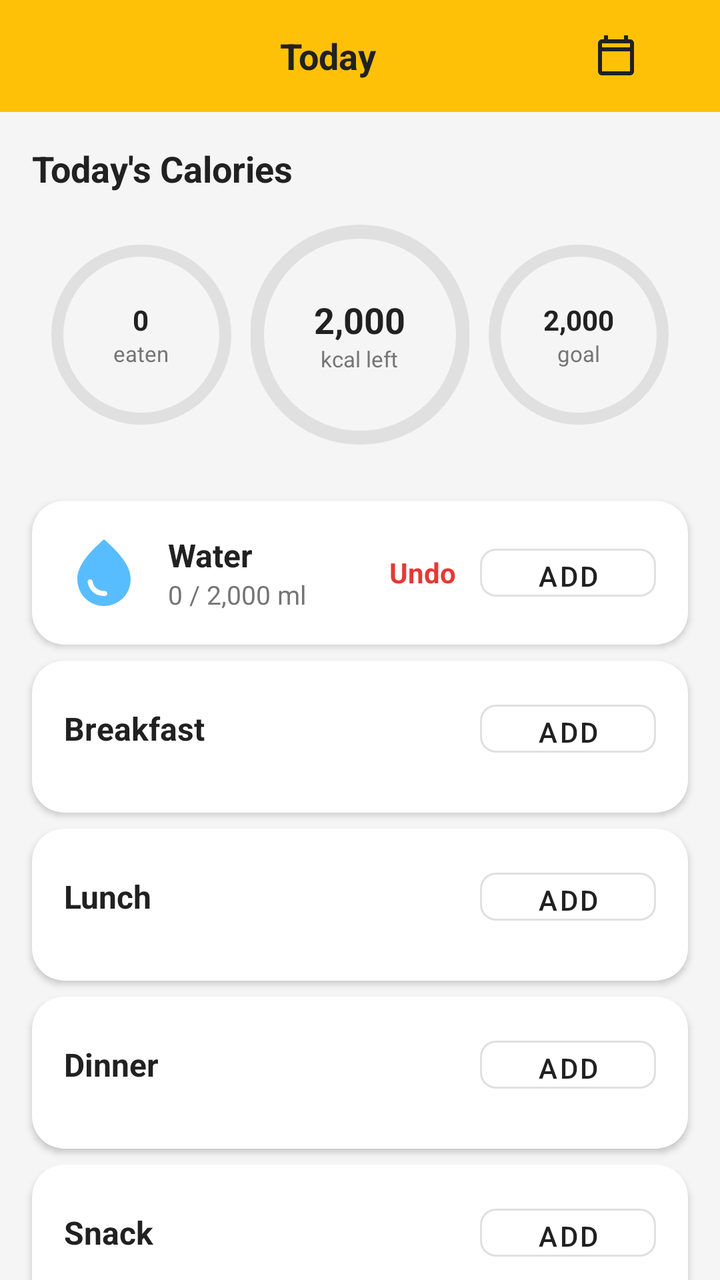
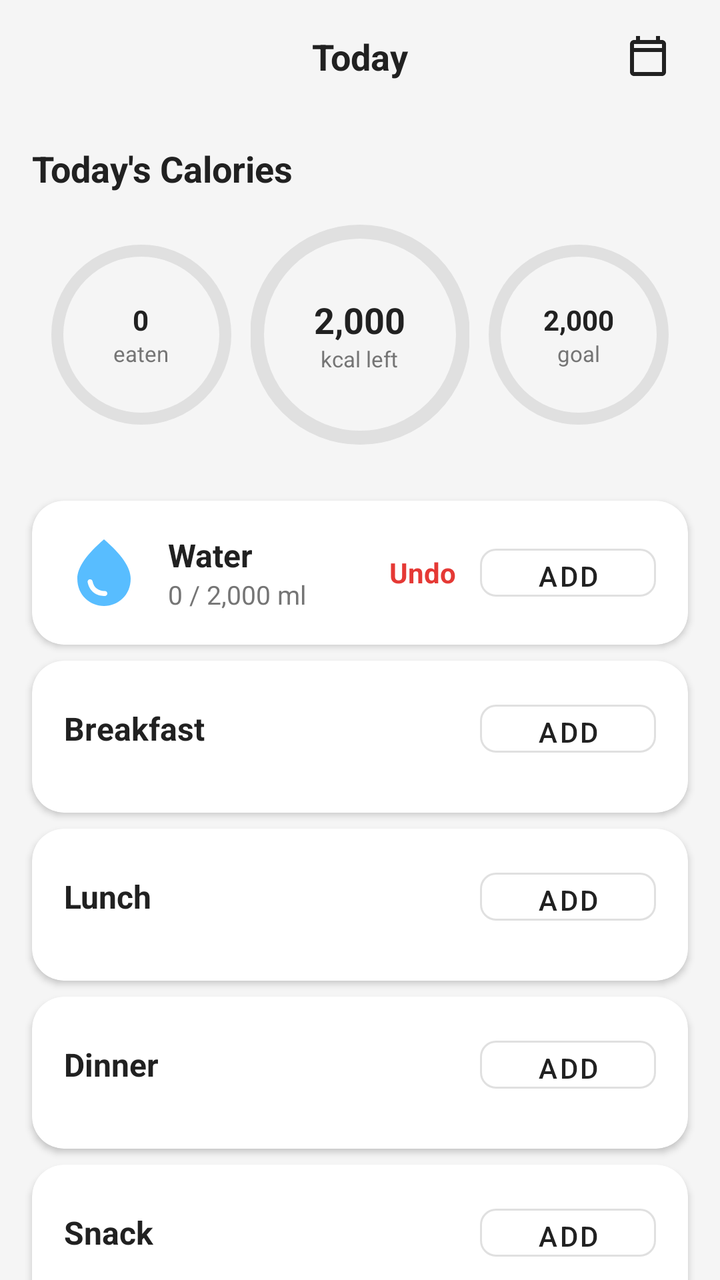

Compare the two renders of this Android layout. The source of the first and the diff that turns it into the second are given below.
<!-- AndroidManifest.xml: application theme Theme.LionFitApp -->
<!-- res/layout/fragment_diet.xml -->
<?xml version="1.0" encoding="utf-8"?>
<FrameLayout xmlns:android="http://schemas.android.com/apk/res/android"
    xmlns:app="http://schemas.android.com/apk/res-auto"
    android:layout_width="match_parent"
    android:layout_height="match_parent">

    <androidx.core.widget.NestedScrollView
        android:layout_width="match_parent"
        android:layout_height="match_parent"
        android:background="#F5F5F5"
        android:fillViewport="true">

        <LinearLayout
            android:layout_width="match_parent"
            android:layout_height="wrap_content"
            android:orientation="vertical">

            
            <LinearLayout
                android:layout_width="match_parent"
                android:layout_height="?attr/actionBarSize"
                android:background="#FFC107"
                android:orientation="horizontal"
                android:gravity="center_vertical"
                android:paddingHorizontal="16dp">

                <TextView
                    android:id="@+id/tvSelectedDate"
                    android:layout_width="0dp"
                    android:layout_height="wrap_content"
                    android:layout_weight="1"
                    android:gravity="center"
                    android:text="Today"
                    android:textColor="#212121"
                    android:textSize="18sp"
                    android:textStyle="bold"
                    app:drawableEndCompat="@drawable/ic_calendar"
                    android:drawablePadding="8dp"
                    android:paddingStart="24dp"
                    android:paddingEnd="24dp"
                    android:clickable="true"
                    android:focusable="true"
                    android:background="?attr/selectableItemBackground" />

            </LinearLayout>

            
            <LinearLayout
                android:layout_width="match_parent"
                android:layout_height="wrap_content"
                android:orientation="vertical"
                android:paddingStart="16dp"
                android:paddingEnd="16dp"
                android:paddingTop="16dp"
                android:paddingBottom="8dp"
                android:background="#F5F5F5">

                <TextView
                    android:layout_width="wrap_content"
                    android:layout_height="wrap_content"
                    android:text="@string/calorie_for_today"
                    android:textColor="#212121"
                    android:textSize="18sp"
                    android:textStyle="bold"
                    android:layout_marginBottom="16dp" />

                
                <LinearLayout
                    android:layout_width="match_parent"
                    android:layout_height="wrap_content"
                    android:orientation="horizontal"
                    android:gravity="center"
                    android:baselineAligned="false"
                    android:layout_marginBottom="8dp">

                    
                    <FrameLayout
                        android:layout_width="0dp"
                        android:layout_height="90dp"
                        android:layout_weight="1"
                        android:gravity="center">

                        <com.google.android.material.progressindicator.CircularProgressIndicator
                            android:id="@+id/progressEaten"
                            android:layout_width="90dp"
                            android:layout_height="90dp"
                            android:layout_gravity="center"
                            android:max="2000"
                            android:progress="0"
                            app:indicatorColor="#8BC34A"
                            app:trackColor="#E0E0E0"
                            app:trackThickness="6dp"
                            app:indicatorSize="90dp" />

                        <LinearLayout
                            android:layout_width="wrap_content"
                            android:layout_height="wrap_content"
                            android:layout_gravity="center"
                            android:gravity="center"
                            android:orientation="vertical">

                            <TextView
                                android:id="@+id/tvEaten"
                                android:layout_width="wrap_content"
                                android:layout_height="wrap_content"
                                android:text="@string/value_zero"
                                android:textColor="#212121"
                                android:textSize="14sp"
                                android:textStyle="bold" />

                            <TextView
                                android:layout_width="wrap_content"
                                android:layout_height="wrap_content"
                                android:text="@string/label_eaten"
                                android:textColor="#757575"
                                android:textSize="11sp" />

                        </LinearLayout>

                    </FrameLayout>

                    
                    <FrameLayout
                        android:layout_width="0dp"
                        android:layout_height="110dp"
                        android:layout_weight="1"
                        android:gravity="center">

                        <com.google.android.material.progressindicator.CircularProgressIndicator
                            android:id="@+id/progressKcalLeft"
                            android:layout_width="110dp"
                            android:layout_height="110dp"
                            android:layout_gravity="center"
                            android:max="2000"
                            android:progress="2000"
                            app:indicatorColor="#CDDC39"
                            app:trackColor="#E0E0E0"
                            app:trackThickness="7dp"
                            app:indicatorSize="110dp" />

                        <LinearLayout
                            android:layout_width="wrap_content"
                            android:layout_height="wrap_content"
                            android:layout_gravity="center"
                            android:gravity="center"
                            android:orientation="vertical">

                            <TextView
                                android:id="@+id/tvKcalLeft"
                                android:layout_width="wrap_content"
                                android:layout_height="wrap_content"
                                android:text="@string/default_kcal"
                                android:textColor="#212121"
                                android:textSize="18sp"
                                android:textStyle="bold" />

                            <TextView
                                android:id="@+id/tvKcalLeftLabel"
                                android:layout_width="wrap_content"
                                android:layout_height="wrap_content"
                                android:text="@string/label_kcal_left"
                                android:textColor="#757575"
                                android:textSize="11sp" />

                        </LinearLayout>

                    </FrameLayout>

                    
                    <FrameLayout
                        android:layout_width="0dp"
                        android:layout_height="90dp"
                        android:layout_weight="1"
                        android:gravity="center">

                        <com.google.android.material.progressindicator.CircularProgressIndicator
                            android:id="@+id/progressGoal"
                            android:layout_width="90dp"
                            android:layout_height="90dp"
                            android:layout_gravity="center"
                            android:max="2000"
                            android:progress="2000"
                            app:indicatorColor="#FFC107"
                            app:trackColor="#E0E0E0"
                            app:trackThickness="6dp"
                            app:indicatorSize="90dp" />

                        <LinearLayout
                            android:layout_width="wrap_content"
                            android:layout_height="wrap_content"
                            android:layout_gravity="center"
                            android:gravity="center"
                            android:orientation="vertical">

                            <TextView
                                android:id="@+id/tvGoal"
                                android:layout_width="wrap_content"
                                android:layout_height="wrap_content"
                                android:text="@string/default_kcal"
                                android:textColor="#212121"
                                android:textSize="14sp"
                                android:textStyle="bold" />

                            <TextView
                                android:layout_width="wrap_content"
                                android:layout_height="wrap_content"
                                android:text="@string/label_goal"
                                android:textColor="#757575"
                                android:textSize="11sp" />

                        </LinearLayout>

                    </FrameLayout>

                </LinearLayout>

            </LinearLayout>

            
            <com.google.android.material.card.MaterialCardView
                android:id="@+id/cardWater"
                android:layout_width="match_parent"
                android:layout_height="wrap_content"
                android:layout_marginStart="16dp"
                android:layout_marginEnd="16dp"
                android:layout_marginTop="12dp"
                app:cardCornerRadius="16dp"
                app:cardElevation="2dp"
                app:strokeWidth="0dp">

                <LinearLayout
                    android:layout_width="match_parent"
                    android:layout_height="wrap_content"
                    android:orientation="horizontal"
                    android:padding="16dp"
                    android:gravity="center_vertical">

                    <ImageView
                        android:layout_width="40dp"
                        android:layout_height="40dp"
                        android:layout_marginEnd="12dp"
                        android:contentDescription="@string/cd_water"
                        android:src="@drawable/ic_water_drop" />

                    <LinearLayout
                        android:layout_width="0dp"
                        android:layout_height="wrap_content"
                        android:layout_weight="1"
                        android:orientation="vertical">

                        <TextView
                            android:layout_width="wrap_content"
                            android:layout_height="wrap_content"
                            android:text="@string/label_water"
                            android:textColor="#212121"
                            android:textSize="16sp"
                            android:textStyle="bold" />

                        <TextView
                            android:id="@+id/tvWaterAmount"
                            android:layout_width="wrap_content"
                            android:layout_height="wrap_content"
                            android:text="@string/default_water"
                            android:textColor="#757575"
                            android:textSize="13sp" />

                    </LinearLayout>

                    <TextView
                        android:id="@+id/btnUndoWater"
                        android:layout_width="wrap_content"
                        android:layout_height="wrap_content"
                        android:text="@string/btn_undo"
                        android:textColor="#E53935"
                        android:textSize="14sp"
                        android:textStyle="bold"
                        android:paddingHorizontal="12dp"
                        android:paddingVertical="8dp"
                        android:background="?attr/selectableItemBackground"
                        android:clickable="true"
                        android:focusable="true" />

                    <Button
                        android:id="@+id/btnAddWater"
                        style="@style/Widget.MaterialComponents.Button.OutlinedButton"
                        android:layout_width="wrap_content"
                        android:layout_height="36dp"
                        android:text="@string/btn_add"
                        android:textColor="#212121"
                        app:strokeColor="#E0E0E0"
                        app:cornerRadius="8dp" />

                </LinearLayout>
            </com.google.android.material.card.MaterialCardView>

            
            <com.google.android.material.card.MaterialCardView
                android:id="@+id/cardBreakfast"
                android:layout_width="match_parent"
                android:layout_height="wrap_content"
                android:layout_marginStart="16dp"
                android:layout_marginEnd="16dp"
                android:layout_marginTop="8dp"
                app:cardCornerRadius="16dp"
                app:cardElevation="2dp"
                app:strokeWidth="0dp">

                <LinearLayout
                    android:layout_width="match_parent"
                    android:layout_height="wrap_content"
                    android:orientation="vertical">

                    <LinearLayout
                        android:layout_width="match_parent"
                        android:layout_height="wrap_content"
                        android:orientation="horizontal"
                        android:padding="16dp"
                        android:gravity="center_vertical">

                        <TextView
                            android:layout_width="0dp"
                            android:layout_height="wrap_content"
                            android:layout_weight="1"
                            android:text="@string/label_breakfast"
                            android:textColor="#212121"
                            android:textSize="16sp"
                            android:textStyle="bold" />

                        <Button
                            android:id="@+id/btnAddBreakfast"
                            style="@style/Widget.MaterialComponents.Button.OutlinedButton"
                            android:layout_width="wrap_content"
                            android:layout_height="36dp"
                            android:text="@string/btn_add"
                            android:textColor="#212121"
                            app:strokeColor="#E0E0E0"
                            app:cornerRadius="8dp" />

                    </LinearLayout>

                    <LinearLayout
                        android:id="@+id/llBreakfastItems"
                        android:layout_width="match_parent"
                        android:layout_height="wrap_content"
                        android:orientation="vertical"
                        android:paddingBottom="8dp" />

                </LinearLayout>
            </com.google.android.material.card.MaterialCardView>

            
            <com.google.android.material.card.MaterialCardView
                android:id="@+id/cardLunch"
                android:layout_width="match_parent"
                android:layout_height="wrap_content"
                android:layout_marginStart="16dp"
                android:layout_marginEnd="16dp"
                android:layout_marginTop="8dp"
                app:cardCornerRadius="16dp"
                app:cardElevation="2dp"
                app:strokeWidth="0dp">

                <LinearLayout
                    android:layout_width="match_parent"
                    android:layout_height="wrap_content"
                    android:orientation="vertical">

                    <LinearLayout
                        android:layout_width="match_parent"
                        android:layout_height="wrap_content"
                        android:orientation="horizontal"
                        android:padding="16dp"
                        android:gravity="center_vertical">

                        <TextView
                            android:layout_width="0dp"
                            android:layout_height="wrap_content"
                            android:layout_weight="1"
                            android:text="@string/label_lunch"
                            android:textColor="#212121"
                            android:textSize="16sp"
                            android:textStyle="bold" />

                        <Button
                            android:id="@+id/btnAddLunch"
                            style="@style/Widget.MaterialComponents.Button.OutlinedButton"
                            android:layout_width="wrap_content"
                            android:layout_height="36dp"
                            android:text="@string/btn_add"
                            android:textColor="#212121"
                            app:strokeColor="#E0E0E0"
                            app:cornerRadius="8dp" />

                    </LinearLayout>

                    <LinearLayout
                        android:id="@+id/llLunchItems"
                        android:layout_width="match_parent"
                        android:layout_height="wrap_content"
                        android:orientation="vertical"
                        android:paddingBottom="8dp" />

                </LinearLayout>
            </com.google.android.material.card.MaterialCardView>

            
            <com.google.android.material.card.MaterialCardView
                android:id="@+id/cardDinner"
                android:layout_width="match_parent"
                android:layout_height="wrap_content"
                android:layout_marginStart="16dp"
                android:layout_marginEnd="16dp"
                android:layout_marginTop="8dp"
                app:cardCornerRadius="16dp"
                app:cardElevation="2dp"
                app:strokeWidth="0dp">

                <LinearLayout
                    android:layout_width="match_parent"
                    android:layout_height="wrap_content"
                    android:orientation="vertical">

                    <LinearLayout
                        android:layout_width="match_parent"
                        android:layout_height="wrap_content"
                        android:orientation="horizontal"
                        android:padding="16dp"
                        android:gravity="center_vertical">

                        <TextView
                            android:layout_width="0dp"
                            android:layout_height="wrap_content"
                            android:layout_weight="1"
                            android:text="@string/label_dinner"
                            android:textColor="#212121"
                            android:textSize="16sp"
                            android:textStyle="bold" />

                        <Button
                            android:id="@+id/btnAddDinner"
                            style="@style/Widget.MaterialComponents.Button.OutlinedButton"
                            android:layout_width="wrap_content"
                            android:layout_height="36dp"
                            android:text="@string/btn_add"
                            android:textColor="#212121"
                            app:strokeColor="#E0E0E0"
                            app:cornerRadius="8dp" />

                    </LinearLayout>

                    <LinearLayout
                        android:id="@+id/llDinnerItems"
                        android:layout_width="match_parent"
                        android:layout_height="wrap_content"
                        android:orientation="vertical"
                        android:paddingBottom="8dp" />

                </LinearLayout>
            </com.google.android.material.card.MaterialCardView>

            
            <com.google.android.material.card.MaterialCardView
                android:id="@+id/cardSnack"
                android:layout_width="match_parent"
                android:layout_height="wrap_content"
                android:layout_marginStart="16dp"
                android:layout_marginEnd="16dp"
                android:layout_marginTop="8dp"
                android:layout_marginBottom="24dp"
                app:cardCornerRadius="16dp"
                app:cardElevation="2dp"
                app:strokeWidth="0dp">

                <LinearLayout
                    android:layout_width="match_parent"
                    android:layout_height="wrap_content"
                    android:orientation="vertical">

                    <LinearLayout
                        android:layout_width="match_parent"
                        android:layout_height="wrap_content"
                        android:orientation="horizontal"
                        android:padding="16dp"
                        android:gravity="center_vertical">

                        <TextView
                            android:layout_width="0dp"
                            android:layout_height="wrap_content"
                            android:layout_weight="1"
                            android:text="@string/label_snack"
                            android:textColor="#212121"
                            android:textSize="16sp"
                            android:textStyle="bold" />

                        <Button
                            android:id="@+id/btnAddSnack"
                            style="@style/Widget.MaterialComponents.Button.OutlinedButton"
                            android:layout_width="wrap_content"
                            android:layout_height="36dp"
                            android:text="@string/btn_add"
                            android:textColor="#212121"
                            app:strokeColor="#E0E0E0"
                            app:cornerRadius="8dp" />

                    </LinearLayout>

                    <LinearLayout
                        android:id="@+id/llSnackItems"
                        android:layout_width="match_parent"
                        android:layout_height="wrap_content"
                        android:orientation="vertical"
                        android:paddingBottom="8dp" />

                </LinearLayout>
            </com.google.android.material.card.MaterialCardView>

        </LinearLayout>

    </androidx.core.widget.NestedScrollView>

    
    <FrameLayout
        android:id="@+id/diet_sub_container"
        android:layout_width="match_parent"
        android:layout_height="match_parent" />

</FrameLayout>
<!-- resources referenced by this layout -->
<resources>
  <!-- drawable ic_calendar (drawable) -->
  <vector xmlns:android="http://schemas.android.com/apk/res/android"
      android:width="24dp"
      android:height="24dp"
      android:viewportWidth="24"
      android:viewportHeight="24"
      android:tint="#212121">
    <path
        android:fillColor="@android:color/white"
        android:pathData="M19,4h-1V2h-2v2H8V2H6v2H5c-1.11,0 -1.99,0.9 -1.99,2L3,20c0,1.1 0.89,2 2,2h14c1.1,0 2,-0.9 2,-2V6c0,-1.1 -0.9,-2 -2,-2zm0,16H5V10h14v10zm0,-12H5V6h14v2z"/>
  </vector>
  <!-- drawable ic_water_drop (drawable) -->
  <vector xmlns:android="http://schemas.android.com/apk/res/android" android:height="24dp" android:tint="#58BDFF" android:viewportHeight="24" android:viewportWidth="24" android:width="24dp">
        
      <path android:fillColor="@android:color/white" android:pathData="M12,2c-5.33,4.55 -8,8.48 -8,11.8c0,4.98 3.8,8.2 8,8.2s8,-3.22 8,-8.2C20,10.48 17.33,6.55 12,2zM7.83,14c0.37,0 0.67,0.26 0.74,0.62c0.41,2.22 2.28,2.98 3.64,2.87c0.43,-0.02 0.79,0.32 0.79,0.75c0,0.4 -0.32,0.73 -0.72,0.75c-2.13,0.13 -4.62,-1.09 -5.19,-4.12C7.01,14.42 7.37,14 7.83,14z"/>
      
  </vector>
  <string name="btn_add">Add</string>
  <string name="btn_undo">Undo</string>
  <string name="calorie_for_today">Today\'s Calories</string>
  <string name="cd_water">Water icon</string>
  <string name="default_kcal">2,000</string>
  <string name="default_water">0 / 2,000 ml</string>
  <string name="label_breakfast">Breakfast</string>
  <string name="label_dinner">Dinner</string>
  <string name="label_eaten">eaten</string>
  <string name="label_goal">goal</string>
  <string name="label_kcal_left">kcal left</string>
  <string name="label_lunch">Lunch</string>
  <string name="label_snack">Snack</string>
  <string name="label_water">Water</string>
  <string name="value_zero">0</string>
  <style name="Theme.LionFitApp" parent="Theme.MaterialComponents.Light.NoActionBar">
          <item name="android:windowLightStatusBar">true</item>
      </style>
</resources>

<!-- the commit's change to res/layout/fragment_diet.xml (unified diff, before → after) -->
@@ -16,33 +16,40 @@
             android:orientation="vertical">
 
             
-            <LinearLayout
+            <androidx.constraintlayout.widget.ConstraintLayout
                 android:layout_width="match_parent"
                 android:layout_height="?attr/actionBarSize"
-                android:background="#FFC107"
-                android:orientation="horizontal"
-                android:gravity="center_vertical"
-                android:paddingHorizontal="16dp">
+                android:background="#F5F5F5">
 
                 <TextView
                     android:id="@+id/tvSelectedDate"
-                    android:layout_width="0dp"
-                    android:layout_height="wrap_content"
-                    android:layout_weight="1"
-                    android:gravity="center"
+                    android:layout_width="wrap_content"
+                    android:layout_height="wrap_content"
                     android:text="Today"
                     android:textColor="#212121"
                     android:textSize="18sp"
                     android:textStyle="bold"
-                    app:drawableEndCompat="@drawable/ic_calendar"
-                    android:drawablePadding="8dp"
-                    android:paddingStart="24dp"
-                    android:paddingEnd="24dp"
+                    app:layout_constraintStart_toStartOf="parent"
+                    app:layout_constraintEnd_toEndOf="parent"
+                    app:layout_constraintTop_toTopOf="parent"
+                    app:layout_constraintBottom_toBottomOf="parent" />
+
+                <ImageView
+                    android:id="@+id/ivCalendarIcon"
+                    android:layout_width="wrap_content"
+                    android:layout_height="wrap_content"
+                    android:layout_marginEnd="16dp"
+                    android:src="@drawable/ic_calendar"
+                    app:tint="#212121"
+                    android:padding="8dp"
+                    android:background="?attr/selectableItemBackgroundBorderless"
                     android:clickable="true"
                     android:focusable="true"
-                    android:background="?attr/selectableItemBackground" />
-
-            </LinearLayout>
+                    app:layout_constraintEnd_toEndOf="parent"
+                    app:layout_constraintTop_toTopOf="parent"
+                    app:layout_constraintBottom_toBottomOf="parent" />
+
+            </androidx.constraintlayout.widget.ConstraintLayout>
 
             
             <LinearLayout
